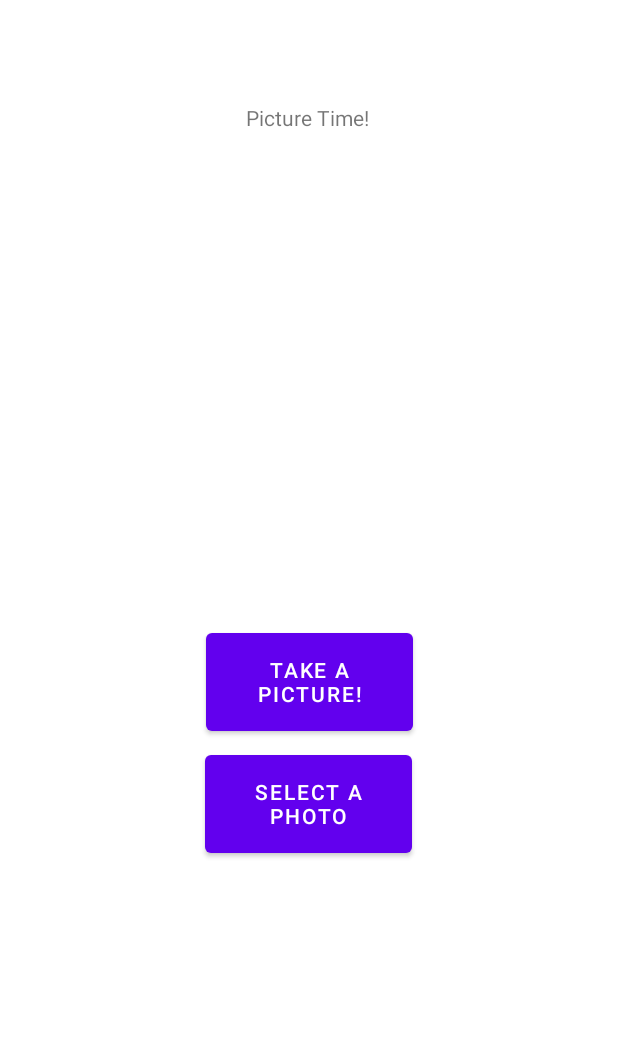
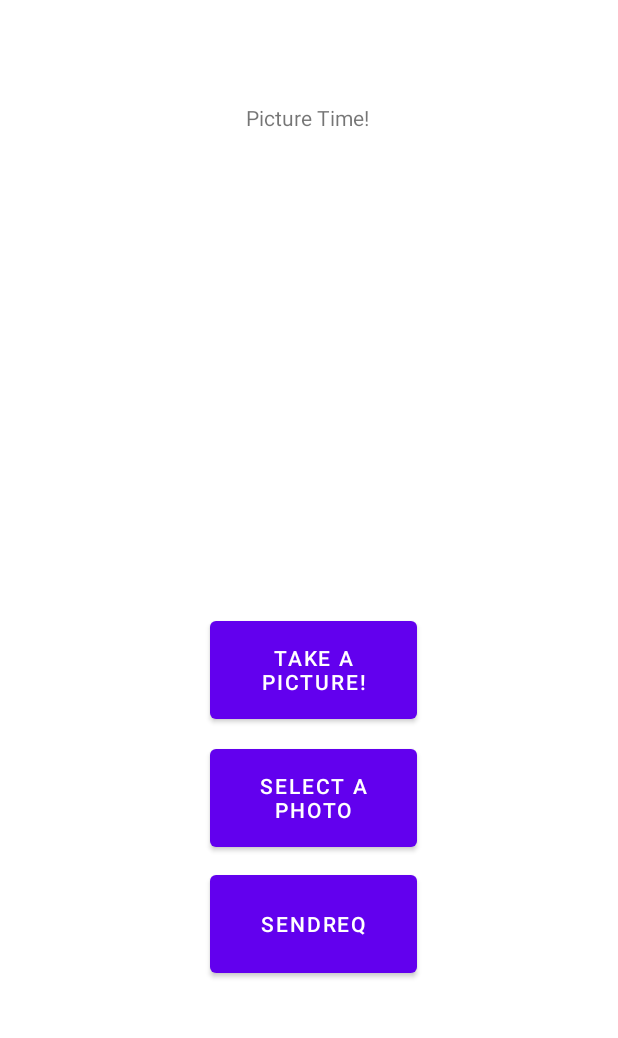
Before and after one commit to jahn18/ML-Music-Sheet-Classifier, an Android app: the screen it shows after launch (MainActivity), on a phone screen of 412 x 824 dp, the part 165-1203 px from its top. Run offline under Robolectric (Android 15) with nearby library versions, the phone set to English and light mode, and no system bars; our stand-ins replace Volley; pictures from the network do not load.

Commit message:
upload image processing began, also got a basic http request and response working

```diff
--- a/app/build.gradle
+++ b/app/build.gradle
@@ -36,4 +36,5 @@ dependencies {
     testImplementation 'junit:junit:4.+'
     androidTestImplementation 'androidx.test.ext:junit:1.1.2'
     androidTestImplementation 'androidx.test.espresso:espresso-core:3.3.0'
+    implementation 'com.android.volley:volley:1.2.0'
 }
--- a/app/src/main/java/com/example/musicscoreapp/MainActivity.java
+++ b/app/src/main/java/com/example/musicscoreapp/MainActivity.java
@@ -6,6 +6,7 @@ import android.annotation.SuppressLint;
 import android.content.ActivityNotFoundException;
 import android.database.Cursor;
 import android.graphics.Bitmap;
+import android.graphics.BitmapFactory;
 import android.graphics.ImageDecoder;
 import android.net.Uri;
 import android.os.Build;
@@ -20,18 +21,44 @@ import android.view.View;
 import android.widget.Button;
 import android.widget.EditText;
 import android.widget.ImageView;
+import android.widget.Toast;
 
+import com.android.volley.Request;
+import com.android.volley.RequestQueue;
+import com.android.volley.Response;
+import com.android.volley.VolleyError;
+import com.android.volley.toolbox.StringRequest;
+import com.android.volley.toolbox.Volley;
+
+import java.io.BufferedInputStream;
+import java.io.ByteArrayOutputStream;
 import java.io.IOException;
+import java.io.InputStream;
+import java.net.HttpURLConnection;
+import java.net.MalformedURLException;
+import java.net.URL;
 
 public class MainActivity extends AppCompatActivity {
 
     static final int REQUEST_IMAGE_CAPTURE = 1;
     static final int PICK_PHOTO_CODE = 2;
+
+    private RequestQueue mRequestQueue;
+    private StringRequest mStringRequest;
+
     Button BSelectImage;
     ImageView IVPreviewImage;
 
-    private String selectedImagePath;
-    private String fileManagerString;
+    String imagePath;
+    Uri selectedImage;
+    Bitmap musicSheet;
+    String ba1;
+    //public static String destination = "http://35.232.70.229/";
+    public static String destination = "https://run.mocky.io/v3/b23ad42a-453f-4ce2-a570-dc1cc8e8fe24";
+
+
+    //private String selectedImagePath;
+    //private String fileManagerString;
 
     @Override
     protected void onCreate(Bundle savedInstanceState) {
@@ -68,7 +95,7 @@ public class MainActivity extends AppCompatActivity {
         }
         */
     }
-
+/*
     public Bitmap loadFromUri(Uri photoUri) {
         Bitmap image = null;
         try {
@@ -86,7 +113,7 @@ public class MainActivity extends AppCompatActivity {
         }
         return image;
     }
-
+*/
 
     @Override
     protected void onActivityResult(int requestCode, int resultCode, Intent data) {
@@ -94,17 +121,39 @@ public class MainActivity extends AppCompatActivity {
         if (requestCode == REQUEST_IMAGE_CAPTURE && resultCode == RESULT_OK) {
             Bundle extras = data.getExtras();
             Bitmap imageBitmap = (Bitmap) extras.get("data");
-            ImageView imageView = (ImageView)findViewById(R.id.imageView);
-            imageView.setImageBitmap(imageBitmap);
+            //ImageView imageView = (ImageView)findViewById(R.id.imageView);
+            IVPreviewImage.setImageBitmap(imageBitmap);
         } else if (requestCode == PICK_PHOTO_CODE && resultCode == RESULT_OK) {
-            Uri photoUri = data.getData();
-            if (photoUri != null) {
-                IVPreviewImage.setImageURI(photoUri);
+            selectedImage = data.getData();
+            //Bundle extras = data.getExtras();
+            //musicSheet = (Bitmap) data.getExtras().get("data");
+
+            String[] filePathColumn = {MediaStore.Images.Media.DATA};
+            Cursor cursor = getContentResolver().query(selectedImage, filePathColumn, null, null, null);
+            cursor.moveToFirst();
+
+            imagePath = cursor.getString(cursor.getColumnIndex(filePathColumn[0]));
+
+            //Bitmap photo = (Bitmap) data.getExtras().get("data");
+            //ImageView imageView = (ImageView)findViewById(R.id.imageView);
+            //imageView.setImageBitmap(photo);
+            if (selectedImage != null) {
+                IVPreviewImage.setImageURI(selectedImage);
             }
+
         }
     }
 
+    public void sendRequest(View view) {
+        mRequestQueue = Volley.newRequestQueue(this);
+        mStringRequest = new StringRequest(Request.Method.GET, destination, new Response.Listener<String>(){
 
-
+            @Override
+            public void onResponse(String response) {
+                Toast.makeText(getApplicationContext(), "Response :" + response.toString(), Toast.LENGTH_LONG).show();
+            }
+        }, error -> Log.i(MainActivity.class.getName(),"Error :" + error.toString()));
+        mRequestQueue.add(mStringRequest);
+    }
 
 }
--- a/app/src/main/res/layout/activity_main.xml
+++ b/app/src/main/res/layout/activity_main.xml
@@ -22,11 +22,12 @@
         android:id="@+id/button"
         android:layout_width="138dp"
         android:layout_height="77dp"
-        android:layout_marginTop="416dp"
+        android:layout_marginTop="408dp"
         android:onClick="takePicture"
         android:rotationY="0"
         android:text="Take a picture!"
         app:layout_constraintEnd_toEndOf="parent"
+        app:layout_constraintHorizontal_bias="0.512"
         app:layout_constraintStart_toStartOf="parent"
         app:layout_constraintTop_toBottomOf="@+id/textView" />
 
@@ -56,11 +57,23 @@
         android:id="@+id/button2"
         android:layout_width="138dp"
         android:layout_height="77dp"
-        android:layout_marginTop="4dp"
+        android:layout_marginTop="8dp"
         android:onClick="pickPhoto"
         android:text="Select a Photo"
         app:layout_constraintEnd_toEndOf="parent"
-        app:layout_constraintHorizontal_bias="0.498"
+        app:layout_constraintHorizontal_bias="0.512"
+        app:layout_constraintStart_toStartOf="parent"
+        app:layout_constraintTop_toBottomOf="@+id/button" />
+
+    <Button
+        android:id="@+id/button3"
+        android:layout_width="138dp"
+        android:layout_height="77dp"
+        android:layout_marginTop="92dp"
+        android:onClick="sendRequest"
+        android:text="SendReq"
+        app:layout_constraintEnd_toEndOf="parent"
+        app:layout_constraintHorizontal_bias="0.512"
         app:layout_constraintStart_toStartOf="parent"
         app:layout_constraintTop_toBottomOf="@+id/button" />
 
```
Also changed, not shown: app/src/main/java/com/example/musicscoreapp/UploadToServer.java (added, +49 -0 lines).
